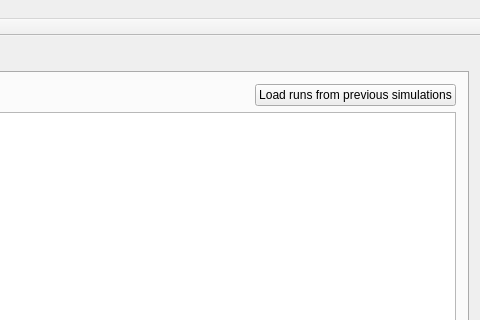
Old version of the form src/Schlangensicht/mainwindow.ui in the repository lucksus/PJob; both pictures show x 215 to 695 and y 0 to 320 of the 695 by 661 pixel window.
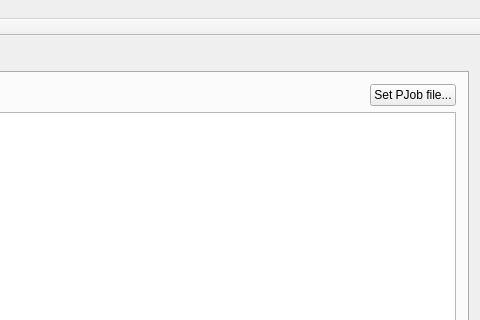
New version of the form.

Diff of the .ui file:
```diff
--- a/src/Schlangensicht/mainwindow.ui
+++ b/src/Schlangensicht/mainwindow.ui
@@ -35,7 +35,7 @@
         <item row="0" column="3">
          <widget class="QPushButton" name="loadPreviousRunsButton">
           <property name="text">
-           <string>Load runs from previous simulations</string>
+           <string>Set PJob file...</string>
           </property>
          </widget>
         </item>
```
Left out of the diff: 30 changed lines with no effect on the pictures.
